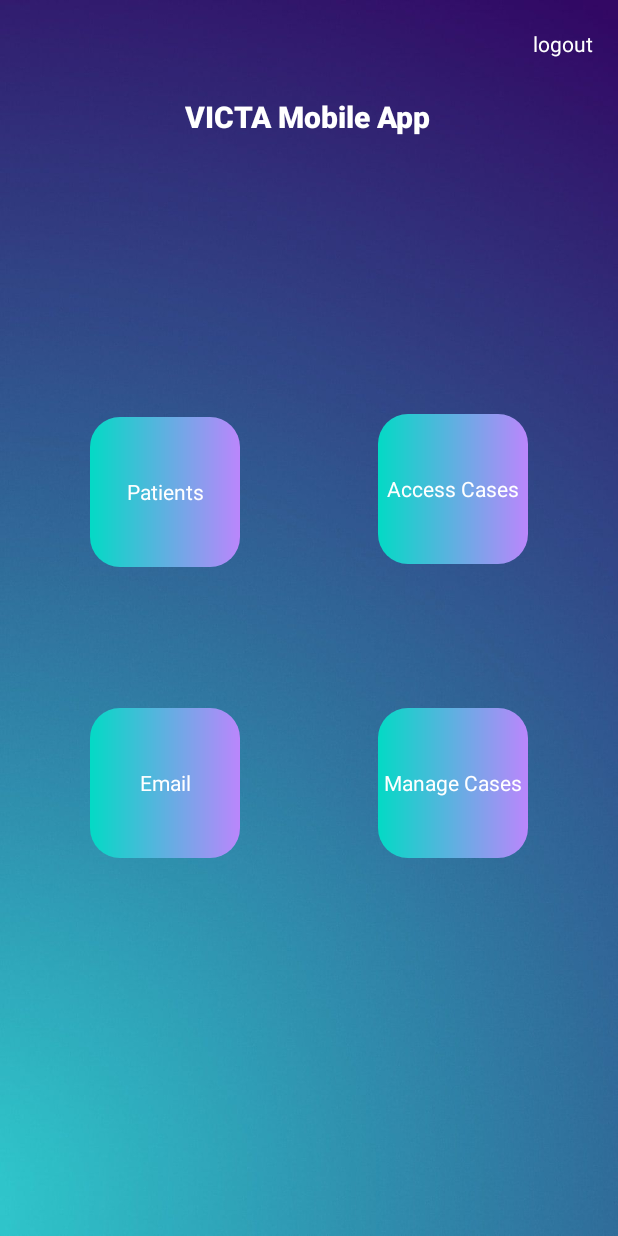
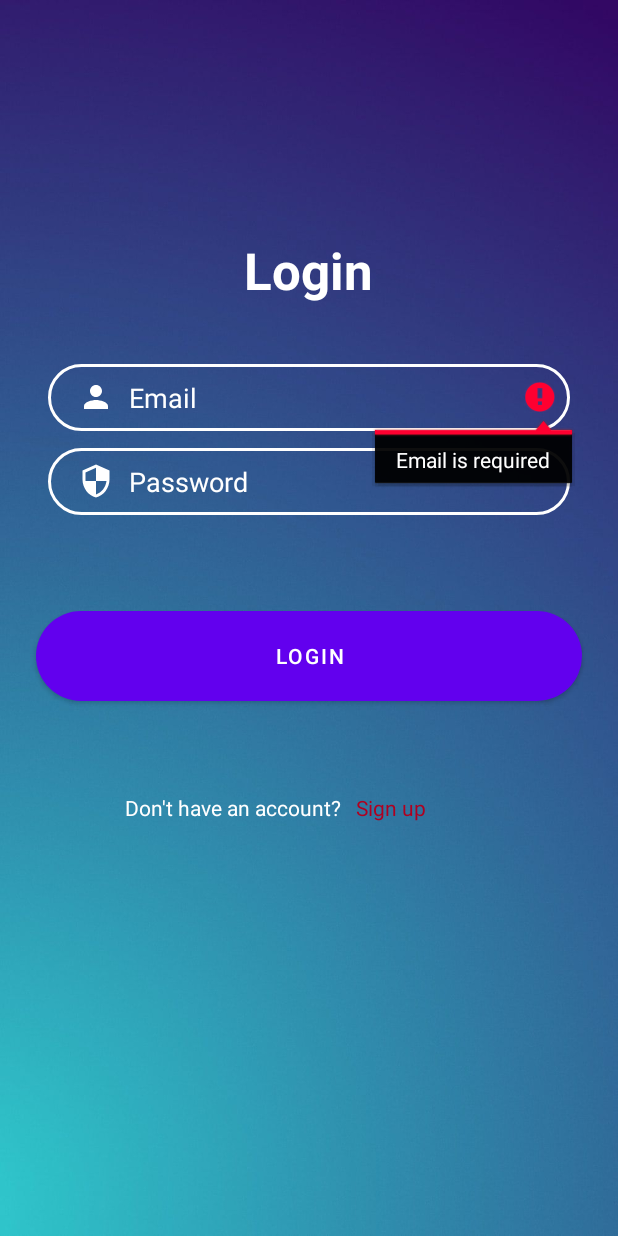
Before and after one commit to Femlol1/MyApp, an Android app: the screen it shows after launch (MainActivity before the commit, LoginActivity after it), after a tap on "LOGIN", on a phone screen of 412 x 824 dp. Run offline under Robolectric (Android 15) with nearby library versions, the phone set to English and light mode, and no system bars.

Commit message:
completed basic validation for the login page

```diff
--- a/files/db470/Android Studio development/AndroidLogin/app/src/main/java/com/example/androidlogin/LoginActivity.java
+++ b/files/db470/Android Studio development/AndroidLogin/app/src/main/java/com/example/androidlogin/LoginActivity.java
@@ -4,16 +4,70 @@ import androidx.appcompat.app.AppCompatActivity;
 
 import android.content.Intent;
 import android.os.Bundle;
+import android.util.Patterns;
 import android.view.View;
+import android.widget.Button;
+import android.widget.EditText;
 
-public class LoginActivity extends AppCompatActivity {
+public class LoginActivity extends AppCompatActivity implements View.OnClickListener{
+
+    private EditText inputEmail, inputPassword;
+    private Button btnLogin;
 
     @Override
     protected void onCreate(Bundle savedInstanceState) {
         super.onCreate(savedInstanceState);
         setContentView(R.layout.activity_login);
+
+        inputEmail = (EditText) findViewById(R.id.inputLoginEmail);
+        inputPassword = (EditText) findViewById(R.id.inputPassword);
+
+        btnLogin = (Button) findViewById(R.id.btnLogin);
+        btnLogin.setOnClickListener(this);
     }
-    //on click go to main page
+
+    @Override
+    public void onClick(View v) {
+        switch (v.getId()) {
+            case R.id.btnLogin:
+                if (login() == false) {
+                    Intent Intent = new Intent(this, MainActivity.class);
+                    startActivity(Intent);
+                }
+        }
+    }
+    private boolean login() {
+        String inputemail = inputEmail.getText().toString().trim();
+        String inputpassword = inputPassword.getText().toString().trim();
+
+        if (inputemail.isEmpty()) {
+            inputEmail.setError("Email is required");
+            inputEmail.requestFocus();
+            return true;
+        }
+
+        if (!Patterns.EMAIL_ADDRESS.matcher(inputemail).matches()){
+            inputEmail.setError("please provide a valid email address");
+            inputEmail.requestFocus();
+            return true;
+        }
+
+        if (inputpassword.isEmpty()) {
+            inputPassword.setError("Password is required");
+            inputPassword.requestFocus();
+            return true;
+        }
+
+        if (inputpassword.length() < 6) {
+            inputPassword.setError("Password should be at least 6 characters");
+            inputPassword.requestFocus();
+            return true;
+        }else{
+            return false;
+        }
+    }
+
+    /*//on click go to main page
     public void goToMainPage(View view) {
         Intent Intent = new Intent(this, MainActivity.class);
         startActivity(Intent);
@@ -21,5 +75,5 @@ public class LoginActivity extends AppCompatActivity {
     public void goToRegisterPage(View view) {
         Intent Intent = new Intent(this, RegisterActivity.class);
         startActivity(Intent);
-    }
+    }*/
 }
--- a/files/db470/Android Studio development/AndroidLogin/app/src/main/res/layout/activity_register.xml
+++ b/files/db470/Android Studio development/AndroidLogin/app/src/main/res/layout/activity_register.xml
@@ -189,7 +189,6 @@
         android:layout_height="60dp"
         android:layout_marginTop="16dp"
         android:background="@drawable/btn_bg"
-        android:onClick="goToLoginPage"
         android:text="Register"
         app:layout_constraintEnd_toEndOf="@+id/inputReEnterPassword"
         app:layout_constraintHorizontal_bias="0.0"
@@ -202,7 +201,6 @@
         android:layout_height="wrap_content"
         android:text="Already have an Account?"
         android:textColor="@color/white"
-        android:onClick="goToLoginPage"
         app:layout_constraintBottom_toBottomOf="parent"
         app:layout_constraintEnd_toEndOf="parent"
         app:layout_constraintHorizontal_bias="0.488"
```
Also changed, not shown: files/db470/Android Studio development/AndroidLogin/app/src/main/java/com/example/androidlogin/RegisterActivity.java (+0 -14 lines).
